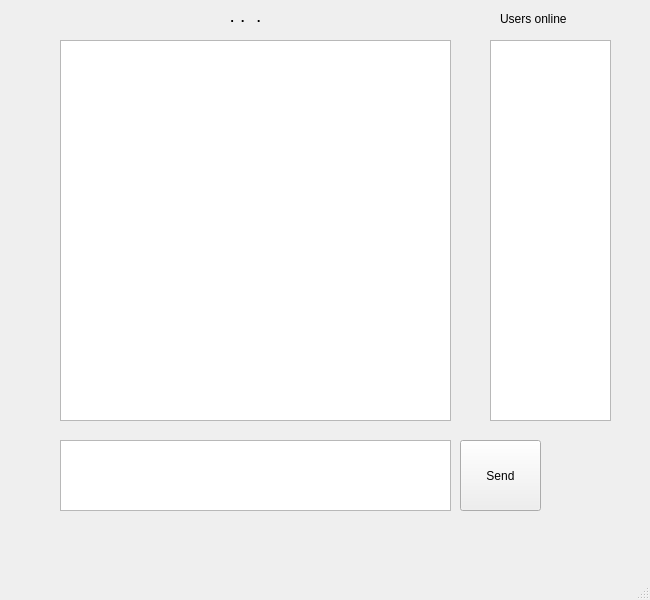
This is mainwindow.ui in FL2137/QIRC as Qt 5 draws it before an edit. The edited form follows.
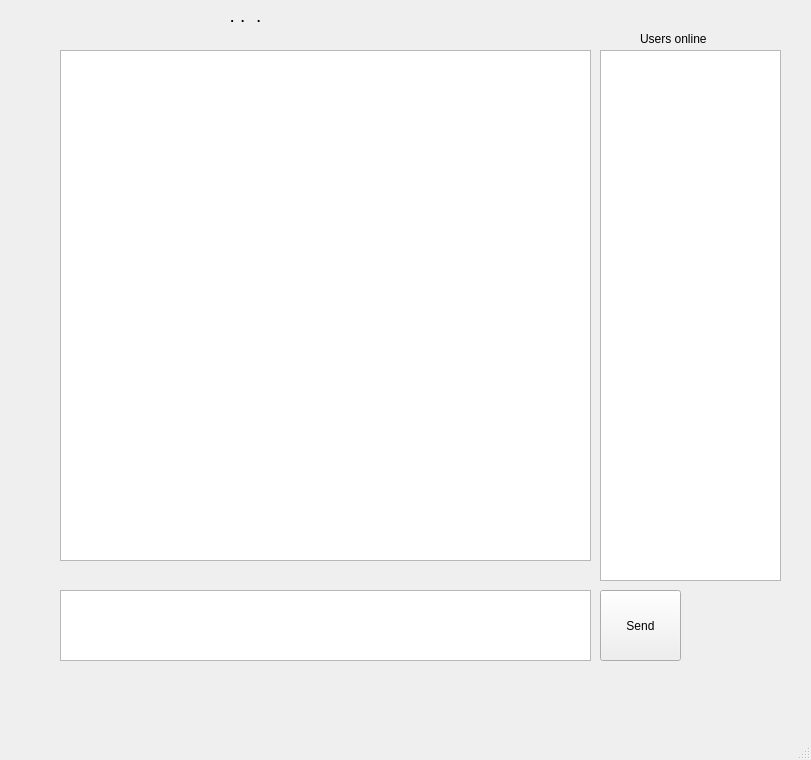
This is the edited form.

Diff of the .ui file:
```diff
--- a/mainwindow.ui
+++ b/mainwindow.ui
@@ -6,31 +6,21 @@
    <rect>
     <x>0</x>
     <y>0</y>
-    <width>650</width>
-    <height>600</height>
+    <width>811</width>
+    <height>760</height>
    </rect>
   </property>
   <property name="windowTitle">
    <string>MainWindow</string>
   </property>
   <widget class="QWidget" name="centralwidget">
-   <widget class="QListView" name="listView">
-    <property name="geometry">
-     <rect>
-      <x>490</x>
-      <y>40</y>
-      <width>121</width>
-      <height>381</height>
-     </rect>
-    </property>
-   </widget>
    <widget class="QTextBrowser" name="textBrowser">
     <property name="geometry">
      <rect>
       <x>60</x>
-      <y>40</y>
-      <width>391</width>
-      <height>381</height>
+      <y>50</y>
+      <width>531</width>
+      <height>511</height>
      </rect>
     </property>
    </widget>
@@ -38,8 +28,8 @@
     <property name="geometry">
      <rect>
       <x>60</x>
-      <y>440</y>
-      <width>391</width>
+      <y>590</y>
+      <width>531</width>
       <height>71</height>
      </rect>
     </property>
@@ -47,8 +37,8 @@
    <widget class="QPushButton" name="pushButton">
     <property name="geometry">
      <rect>
-      <x>460</x>
-      <y>440</y>
+      <x>600</x>
+      <y>590</y>
       <width>81</width>
       <height>71</height>
      </rect>
@@ -60,8 +50,8 @@
    <widget class="QLabel" name="usersLabel">
     <property name="geometry">
      <rect>
-      <x>500</x>
-      <y>10</y>
+      <x>640</x>
+      <y>30</y>
       <width>111</width>
       <height>16</height>
      </rect>
@@ -94,6 +84,16 @@
      <set>Qt::AlignCenter</set>
     </property>
    </widget>
+   <widget class="QListWidget" name="listWidget">
+    <property name="geometry">
+     <rect>
+      <x>600</x>
+      <y>50</y>
+      <width>181</width>
+      <height>531</height>
+     </rect>
+    </property>
+   </widget>
   </widget>
   <widget class="QMenuBar" name="menubar">
    <property name="geometry">
```
Left out of the diff: 2 changed lines with no effect on the pictures.
